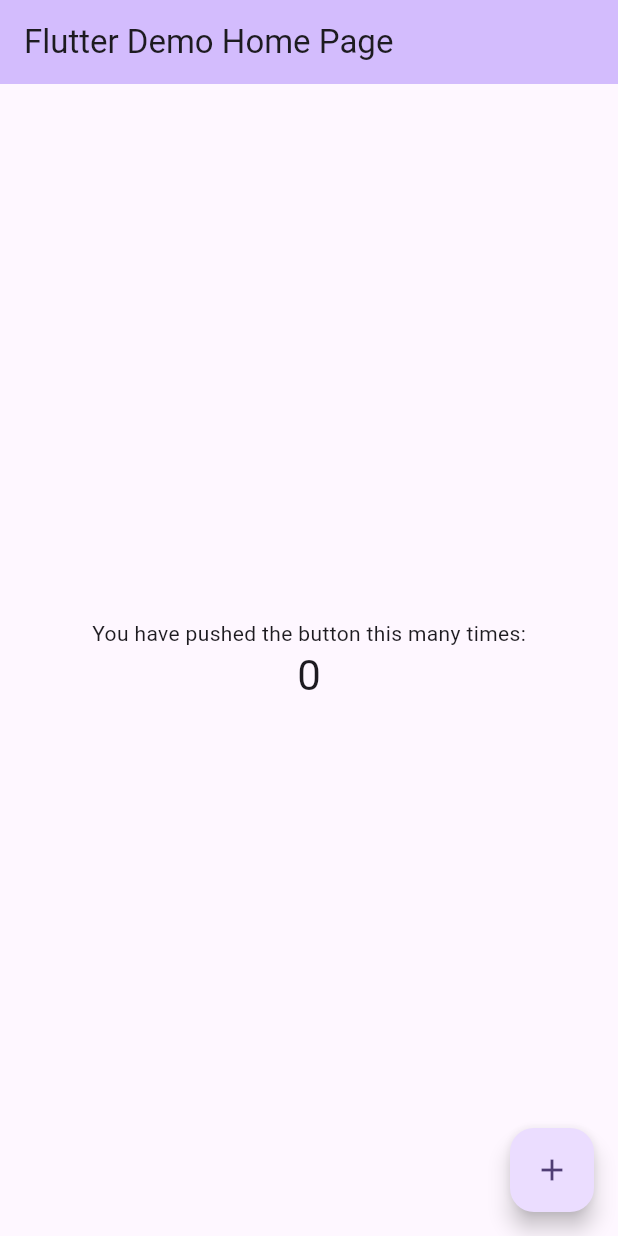
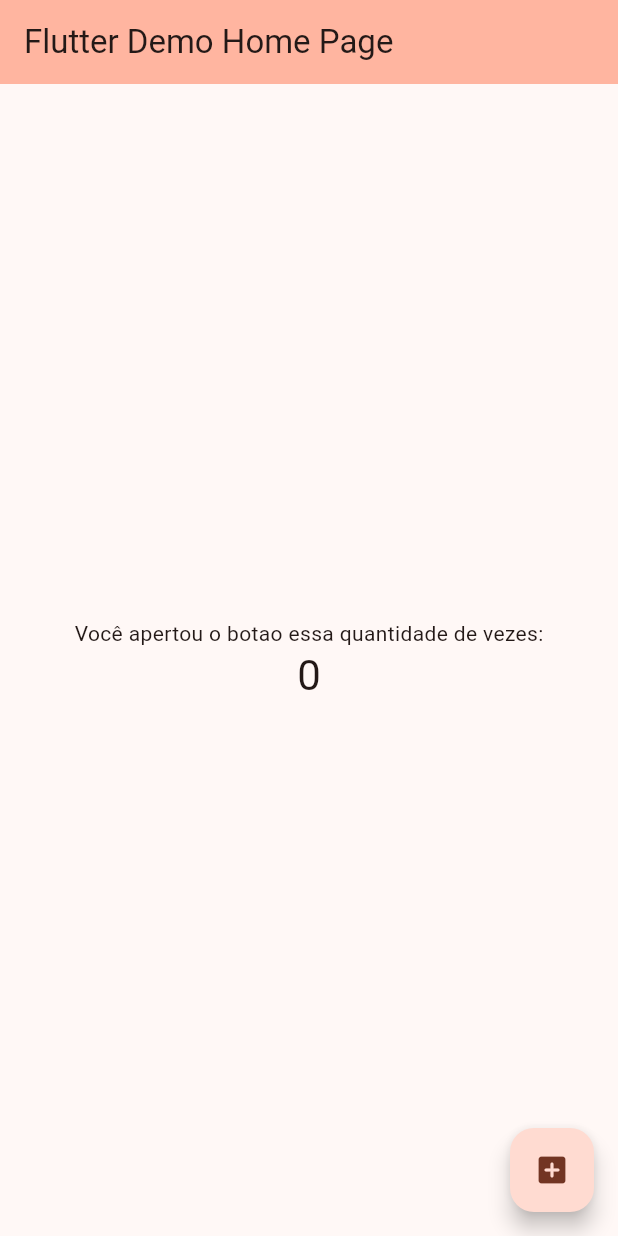
Before and after one commit to renioq/firstflutterapp, a Flutter app: the screen it shows after launch, on a phone screen of 412 x 824 dp. Run offline on Flutter 3.47's test engine with Material 2 defaults, Android fonts, the phone set to English and light mode, and no system bars.

Commit message:
commit 2

```diff
--- a/lib/main.dart
+++ b/lib/main.dart
@@ -28,7 +28,7 @@ class MyApp extends StatelessWidget {
         //
         // This works for code too, not just values: Most code changes can be
         // tested with just a hot reload.
-        colorScheme: ColorScheme.fromSeed(seedColor: Colors.deepPurple),
+        colorScheme: ColorScheme.fromSeed(seedColor: Colors.deepOrange),
         useMaterial3: true,
       ),
       home: const MyHomePage(title: 'Flutter Demo Home Page'),
@@ -106,7 +106,7 @@ class _MyHomePageState extends State<MyHomePage> {
           mainAxisAlignment: MainAxisAlignment.center,
           children: <Widget>[
             const Text(
-              'You have pushed the button this many times:',
+              'Você apertou o botao essa quantidade de vezes:',
             ),
             Text(
               '$_counter',
@@ -118,7 +118,7 @@ class _MyHomePageState extends State<MyHomePage> {
       floatingActionButton: FloatingActionButton(
         onPressed: _incrementCounter,
         tooltip: 'Increment',
-        child: const Icon(Icons.add),
+        child: const Icon(Icons.add_box_rounded),
       ), // This trailing comma makes auto-formatting nicer for build methods.
     );
   }
```
